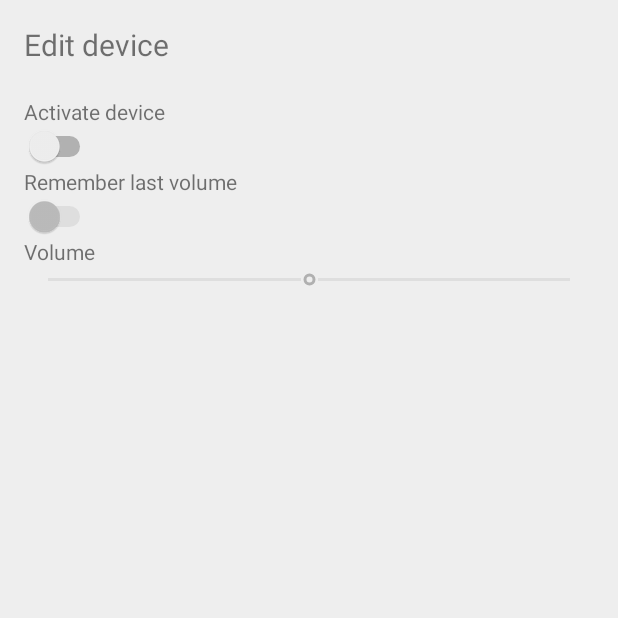
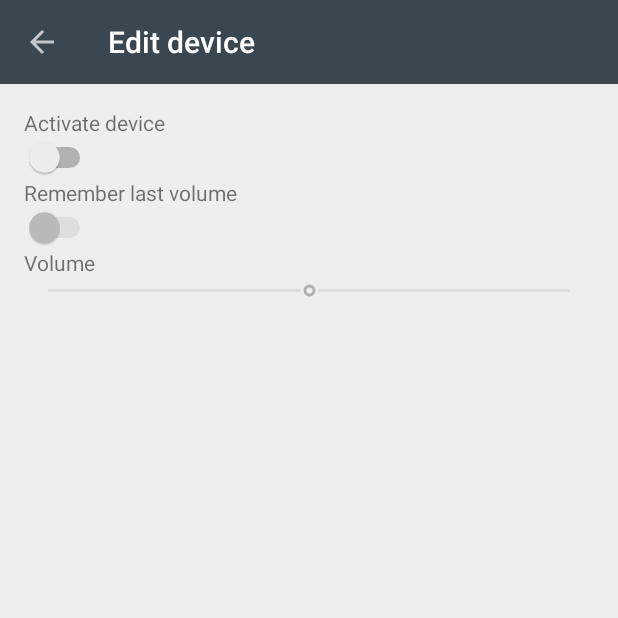
Before and after one commit to Florian-Merle/AutomaticVolumeControl, an Android app: the EditDeviceBehaviorActivity screen opened directly, with no data from a screen before it, on a phone screen of 412 x 824 dp, the top half of it. Run offline under Robolectric (Android 15) with nearby library versions, the phone set to English and light mode, and no system bars.

Commit message:
Toolbar added

```diff
--- a/app/src/main/java/com/example/florian/bluetoothvolumeadapter/EditDeviceBehaviorActivity.java
+++ b/app/src/main/java/com/example/florian/bluetoothvolumeadapter/EditDeviceBehaviorActivity.java
@@ -1,10 +1,13 @@
 package com.example.florian.bluetoothvolumeadapter;
 
 import android.app.Activity;
+import android.bluetooth.BluetoothAdapter;
 import android.content.Context;
 import android.content.Intent;
 import android.media.AudioManager;
 import android.os.Bundle;
+import android.support.v7.app.AppCompatActivity;
+import android.support.v7.widget.Toolbar;
 import android.util.Log;
 import android.widget.CompoundButton;
 import android.widget.SeekBar;
@@ -17,7 +20,7 @@ import com.example.florian.bluetoothvolumeadapter.Database.DeviceOptions;
 /**
  * Created by Florian on 11/08/2016.
  */
-public class EditDeviceBehaviorActivity extends Activity {
+public class EditDeviceBehaviorActivity extends AppCompatActivity {
     private TextView mDeviceNameView;
     private SeekBar mVolumeSeekbar;
     private Switch mActivateDeviceSwitch;
@@ -27,6 +30,8 @@ public class EditDeviceBehaviorActivity extends Activity {
     private DeviceOptions mDevice;
 
     private int mDefaultVolumeValue = 50;
+
+    private Toolbar mToolbar;
 
     @Override
     protected void onCreate(Bundle savedInstanceState) {
@@ -48,10 +53,16 @@ public class EditDeviceBehaviorActivity extends Activity {
         }
 
         // INITIALIZE STUFF
-        mDeviceNameView = (TextView) findViewById(R.id.deviceName);
-        mDeviceNameView.setText(mDevice.getName());
-        mDeviceNameView.invalidate();
+        /* tool bar */
+        mToolbar = (Toolbar) findViewById(R.id.toolbar);
+        setSupportActionBar(mToolbar);
 
+        getSupportActionBar().setTitle(R.string.edb_title);
+        getSupportActionBar().setSubtitle(mDevice.getName());
+        getSupportActionBar().setHomeButtonEnabled(true);
+        getSupportActionBar().setDisplayHomeAsUpEnabled(true);
+
+        /* other stuff */
         mVolumeSeekbar = (SeekBar) findViewById(R.id.volumeSeekBar);
         mVolumeSeekbar.setProgress(mDevice.getVolume());
         mVolumeSeekbar.setMax(100);
--- a/app/src/main/res/layout/activity_edit_device_behavior.xml
+++ b/app/src/main/res/layout/activity_edit_device_behavior.xml
@@ -1,24 +1,23 @@
 <?xml version="1.0" encoding="utf-8"?>
-<LinearLayout xmlns:android="http://schemas.android.com/apk/res/android"
-    android:orientation="vertical" android:layout_width="match_parent"
+<RelativeLayout xmlns:android="http://schemas.android.com/apk/res/android"
+    xmlns:tools="http://schemas.android.com/tools"
+    android:layout_width="match_parent"
     android:layout_height="match_parent"
+    android:background="@color/colorBackground"
+    tools:context="com.example.florian.bluetoothvolumeadapter.MainActivity">
+
+    <include layout="@layout/toolbar"
+        android:id="@+id/toolbar"/>
+
+    <LinearLayout
+        android:layout_width="match_parent"
+        android:layout_height="wrap_content"
         android:paddingBottom="@dimen/activity_vertical_margin"
         android:paddingLeft="@dimen/activity_horizontal_margin"
         android:paddingRight="@dimen/activity_horizontal_margin"
         android:paddingTop="@dimen/activity_vertical_margin"
-    android:background="@color/colorBackground">
-
-    <TextView
-        android:layout_width="match_parent"
-        android:layout_height="wrap_content"
-        android:text="@string/edb_title"
-        android:textSize="20sp"/>
-
-    <TextView
-        android:layout_width="match_parent"
-        android:layout_height="wrap_content"
-        android:id="@+id/deviceName"
-        android:textSize="15sp"/>
+        android:layout_below="@id/toolbar"
+        android:orientation="vertical">
 
         <TextView
             android:layout_width="wrap_content"
@@ -49,5 +48,6 @@
             android:layout_width="match_parent"
             android:layout_height="wrap_content"
             android:id="@+id/volumeSeekBar" />
+        </LinearLayout>
 
-</LinearLayout>
+</RelativeLayout>
--- /dev/null
+++ b/app/src/main/res/layout/toolbar.xml
@@ -0,0 +1,9 @@
+<?xml version="1.0" encoding="utf-8"?>
+<android.support.v7.widget.Toolbar xmlns:android="http://schemas.android.com/apk/res/android"
+    android:layout_width="match_parent"
+    android:layout_height="wrap_content"
+    xmlns:app="http://schemas.android.com/apk/res-auto"
+    android:background="@color/colorPrimary"
+    app:theme="@style/ThemeOverlay.AppCompat.Dark">
+
+</android.support.v7.widget.Toolbar>
--- a/app/src/main/res/values/styles.xml
+++ b/app/src/main/res/values/styles.xml
@@ -1,7 +1,7 @@
 <resources>
 
     <!-- Base application theme. -->
-    <style name="AppTheme" parent="Theme.AppCompat.Light.DarkActionBar">
+    <style name="AppTheme" parent="Theme.AppCompat.Light.NoActionBar">
         <!-- Customize your theme here. -->
         <item name="colorPrimary">@color/colorPrimary</item>
         <item name="colorPrimaryDark">@color/colorPrimaryDark</item>
```
Also changed, not shown: app/src/main/AndroidManifest.xml (+7 -7 lines), app/src/main/java/com/example/florian/bluetoothvolumeadapter/MainActivity.java (+9 -5 lines), app/src/main/res/layout/activity_main.xml (+19 -9 lines), app/src/main/res/drawable-hdpi/ic_toolbar_icon.png (added), app/src/main/res/drawable-mdpi/ic_toolbar_icon.png (added), app/src/main/res/drawable-xhdpi/ic_toolbar_icon.png (added), app/src/main/res/drawable-xxhdpi/ic_toolbar_icon.png (added). Lines whose indentation alone changed are shown as unchanged.
